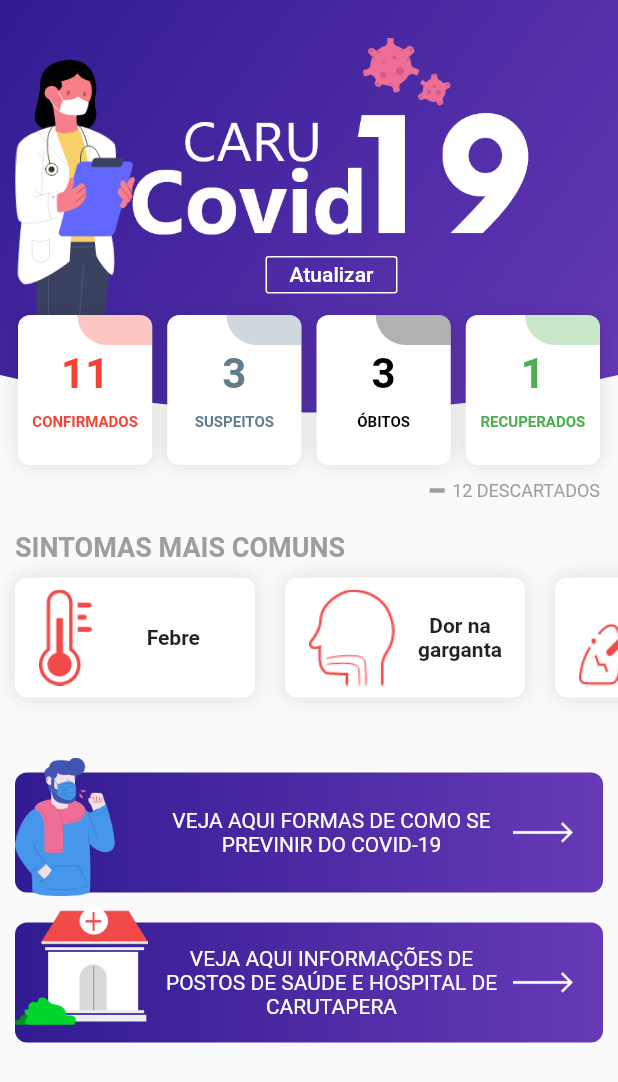
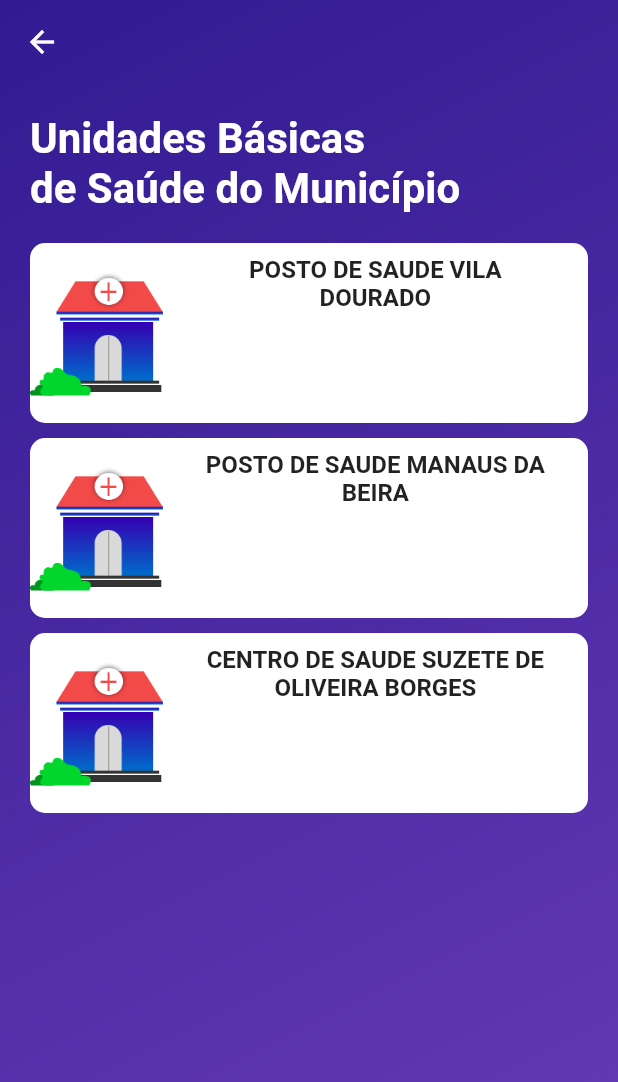
Before and after one commit to michaelmartins09/caru_covid_flutter, a Flutter app: the screen it shows after launch, after a tap on "VEJA AQUI INFORMAÇÕES DE POSTOS DE SAÚDE", on a phone screen of 412 x 824 dp. Shown: the top 1082 px of the screen. Run offline on Flutter 3.47's test engine with Material 2 defaults, Android fonts, the phone set to English and light mode, and no system bars.

Commit message:
added: card info clinic

```diff
--- a/lib/app/components/buttons/button_custom.dart
+++ b/lib/app/components/buttons/button_custom.dart
@@ -10,14 +10,13 @@ class ButtonCustom extends StatelessWidget {
 
   @override
   Widget build(BuildContext context) {
-    return Container(
-      height: 100,
-      width: MediaQuery.of(context).size.width,
-      child: Material(
-        color: Colors.transparent,
-        child: InkWell(
-          borderRadius: BorderRadius.circular(8),
-          onTap: (){},
+    return Material(
+      color: Colors.transparent,
+      child: Container(
+        height: 100,
+        width: MediaQuery.of(context).size.width,
+        child: GestureDetector(
+          onTap: onPressed,
           child: Stack(
             children: <Widget>[
               Positioned(
--- /dev/null
+++ b/lib/app/components/cards/card_info_clinic.dart
@@ -0,0 +1,39 @@
+import 'package:covid_caru/app/shared/constants/strings.dart';
+import 'package:flutter/material.dart';
+
+class CardInfoClinic extends StatelessWidget {
+  final String name;
+  final String address;
+  final String phone;
+
+  const CardInfoClinic({Key key, this.name, this.address, this.phone}) : super(key: key);
+
+  @override
+  Widget build(BuildContext context) {
+    return Container(
+      height: 120,
+      width: double.maxFinite,
+      decoration: BoxDecoration(
+        color: Colors.white,
+        borderRadius: BorderRadius.circular(10)
+      ),
+      child: Row(
+        children: <Widget>[
+          Image.asset(pathClinic2, scale: 2),
+          SizedBox(width: 20),
+          Expanded(
+            child: Column(
+              children: <Widget>[
+                SizedBox(height: 8),
+                Align(child: Text(name??"name here", style: TextStyle(
+                  fontWeight: FontWeight.bold, fontSize: 16,
+                ), textAlign: TextAlign.center)),
+              ],
+            ),
+          ),
+          SizedBox(width: 20),
+        ],
+      ),
+    );
+  }
+}
--- /dev/null
+++ b/lib/app/pages/avoid/avoid_covid_page.dart
@@ -0,0 +1,22 @@
+import 'package:flutter/material.dart';
+
+class AvoidCovidPage extends StatefulWidget {
+  final String tagHero;
+
+  const AvoidCovidPage({Key key, this.tagHero}) : super(key: key);
+
+  @override
+  _AvoidCovidPageState createState() => _AvoidCovidPageState();
+}
+
+class _AvoidCovidPageState extends State<AvoidCovidPage> {
+  @override
+  Widget build(BuildContext context) {
+    return Hero(
+      tag: widget.tagHero,
+      child: Scaffold(
+
+      ),
+    );
+  }
+}
--- /dev/null
+++ b/lib/app/pages/clinic/clinic_info_page.dart
@@ -0,0 +1,70 @@
+import 'package:covid_caru/app/components/cards/card_info_clinic.dart';
+import 'package:flutter/material.dart';
+
+class ClinicInfoPage extends StatefulWidget {
+  final String tagHero;
+
+  const ClinicInfoPage({Key key, this.tagHero}) : super(key: key);
+
+  @override
+  _ClinicInfoPageState createState() => _ClinicInfoPageState();
+}
+
+class _ClinicInfoPageState extends State<ClinicInfoPage> {
+  @override
+  Widget build(BuildContext context) {
+    return Hero(
+      tag: widget.tagHero,
+      child: Container(
+        decoration: BoxDecoration(
+          gradient: LinearGradient(
+            begin: Alignment.topLeft,
+            end: Alignment.bottomRight,
+            colors: [
+              Colors.deepPurple[900],
+              Colors.deepPurple,
+            ]
+          )
+        ),
+        child: Scaffold(
+          appBar: AppBar(
+            backgroundColor: Colors.transparent,
+            elevation: 0,
+          ),
+          backgroundColor: Colors.transparent,
+          body: SingleChildScrollView(
+            padding: EdgeInsets.all(20),
+            physics: BouncingScrollPhysics(),
+            child: Column(
+              crossAxisAlignment: CrossAxisAlignment.start,
+              children: <Widget>[
+                Text("Unidades Básicas \nde Saúde do Município", style: TextStyle(
+                  color: Colors.white, fontWeight: FontWeight.bold, fontSize: 28
+                )),
+                SizedBox(height: 20),
+                CardInfoClinic(
+                  name: "POSTO DE SAUDE VILA DOURADO",
+                  address: "VILA DOURADO",
+                  phone: "(98) 3394-1187",
+                ),
+                SizedBox(height: 10),
+                CardInfoClinic(
+                  name: "POSTO DE SAUDE MANAUS DA BEIRA",
+                  address: "RUA NOSSA SENHORA DE FATIMA",
+                  phone: "(98) 3394-1187",
+                ),
+                SizedBox(height: 10),
+                CardInfoClinic(
+                  name: "CENTRO DE SAUDE SUZETE DE OLIVEIRA BORGES",
+                  address: "AV PADRE MARIO RACCA",
+                  phone: "(98) 3394-1802",
+                ),
+                SizedBox(height: 10),
+              ],
+            ),
+          ),
+        )
+      ),
+    );
+  }
+}
--- a/lib/app/pages/home/home_page.dart
+++ b/lib/app/pages/home/home_page.dart
@@ -2,6 +2,8 @@ import 'package:covid_caru/app/components/buttons/button_custom.dart';
 import 'package:covid_caru/app/components/cards/card_info_covid.dart';
 import 'package:covid_caru/app/components/cards/card_symptoms.dart';
 import 'package:covid_caru/app/components/clipper/clipper_header.dart';
+import 'package:covid_caru/app/pages/avoid/avoid_covid_page.dart';
+import 'package:covid_caru/app/pages/clinic/clinic_info_page.dart';
 import 'package:covid_caru/app/shared/constants/strings.dart';
 import 'package:flutter/material.dart';
 
@@ -135,19 +137,29 @@ class _HomePageState extends State<HomePage> {
               padding: const EdgeInsets.all(10),
               child: Column(
                 children: <Widget>[
-                  ButtonCustom(
+                  Hero(
+                    tag: "tagAvoidCovid",
+                    child: ButtonCustom(
                       title: "Veja aqui formas de como se previnir do Covid-19",
                       pathImage: pathPersonMask,
                       onPressed: (){
-
+                        Navigator.push(context, MaterialPageRoute(
+                          builder: (context) => AvoidCovidPage(tagHero: "tagAvoidCovid",)
+                        ));
                       }
                     ),
-                  ButtonCustom(
+                  ),
+                  Hero(
+                    tag: "tagClinicCovid",
+                    child: ButtonCustom(
                       title: "Veja aqui informações de postos de saúde e hospital de Carutapera",
                       pathImage: pathClinic,
                       onPressed: (){
-
+                        Navigator.push(context, MaterialPageRoute(
+                          builder: (context) => ClinicInfoPage(tagHero: "tagClinicCovid",)
+                        ));
                       }
+                    ),
                   ),
                 ],
               ),
--- a/lib/app/shared/constants/strings.dart
+++ b/lib/app/shared/constants/strings.dart
@@ -8,6 +8,7 @@ const String pathFebre = "assets/images/febre.png";
 const String pathGarganta = "assets/images/garganta.png";
 
 const String pathClinic = "assets/images/clinic.png";
+const String pathClinic2 = "assets/images/clinic2.png";
 const String pathPersonMask = "assets/images/person_mask.png";
 
 const String pathArrowIcon = "assets/icons/arrow_right.png";
--- a/pubspec.yaml
+++ b/pubspec.yaml
@@ -53,6 +53,7 @@ flutter:
     - assets/images/garganta.png
     - assets/images/febre.png
     - assets/images/clinic.png
+    - assets/images/clinic2.png
     - assets/images/person_mask.png
     - assets/icons/arrow_right.png
 
```
Also changed, not shown: assets/images/clinic2.png (added), 1 other file. Lines whose indentation alone changed are shown as unchanged.
